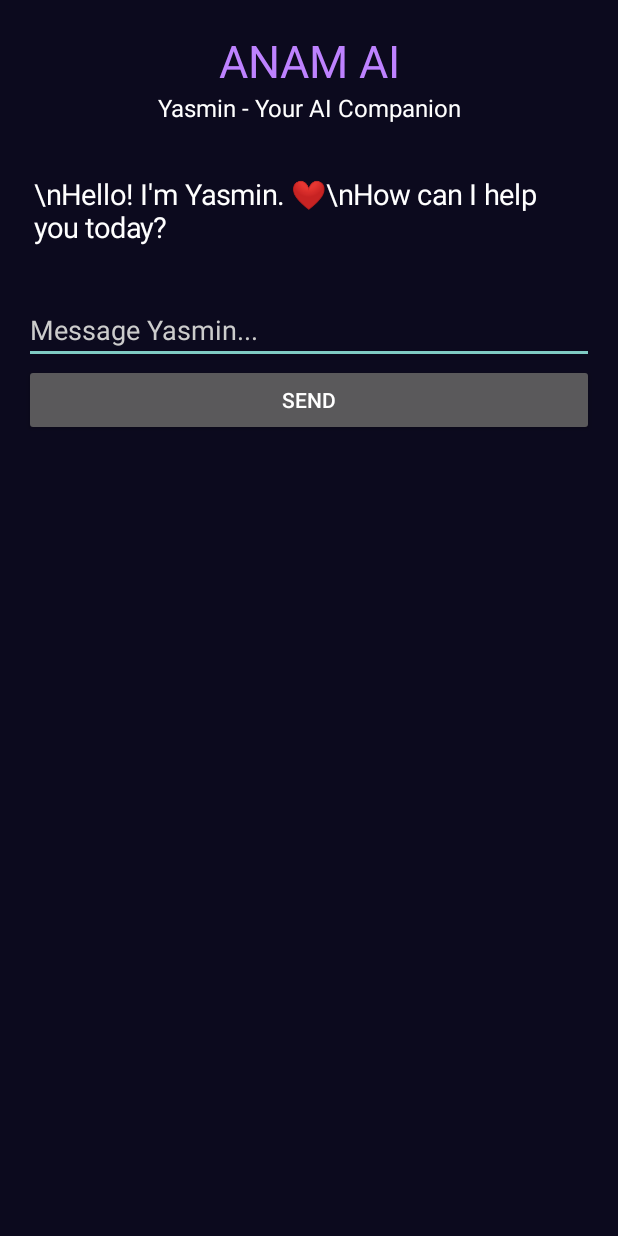
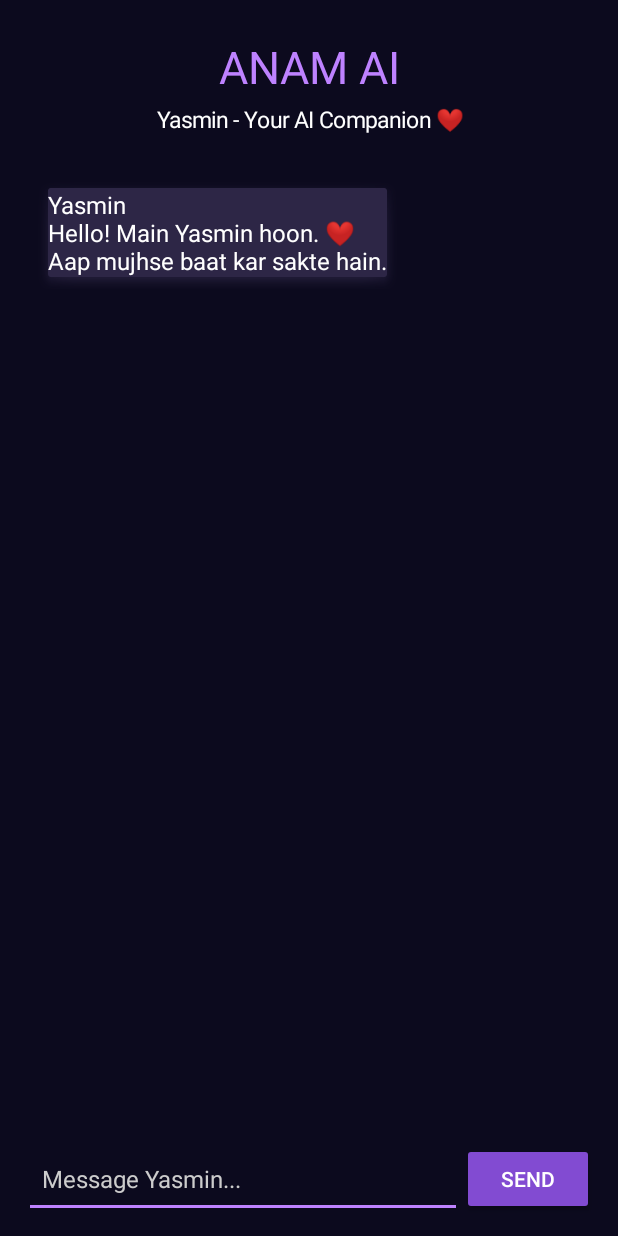
Before and after one commit to malikalirazaaa1432/special-doodle, an Android app: the screen it shows after launch (MainActivity), after a tap on "SEND", on a phone screen of 412 x 824 dp. Run offline under Robolectric (Android 15) with nearby library versions, the phone set to English and light mode, and no system bars.

Commit message:
Improve Yasmin chat interface

```diff
--- a/app/src/main/java/com/anam/ai/MainActivity.java
+++ b/app/src/main/java/com/anam/ai/MainActivity.java
@@ -4,20 +4,36 @@ import android.app.Activity;
 import android.os.Bundle;
 import android.graphics.Color;
 import android.view.Gravity;
+import android.view.inputmethod.EditorInfo;
+import android.view.WindowManager;
 import android.widget.LinearLayout;
 import android.widget.TextView;
 import android.widget.EditText;
 import android.widget.Button;
+import android.widget.ScrollView;
+import android.content.res.ColorStateList;
 
 public class MainActivity extends Activity {
+
+    LinearLayout chatMessages;
+    ScrollView chatScroll;
+    EditText messageInput;
+
+    int dp(int value) {
+        return (int) (value * getResources().getDisplayMetrics().density);
+    }
 
     @Override
     protected void onCreate(Bundle savedInstanceState) {
         super.onCreate(savedInstanceState);
 
+        getWindow().setSoftInputMode(
+            WindowManager.LayoutParams.SOFT_INPUT_ADJUST_RESIZE
+        );
+
         LinearLayout main = new LinearLayout(this);
         main.setOrientation(LinearLayout.VERTICAL);
-        main.setPadding(24, 30, 24, 20);
+        main.setPadding(dp(16), dp(24), dp(16), dp(12));
         main.setBackgroundColor(Color.rgb(12, 10, 30));
 
         TextView title = new TextView(this);
@@ -28,38 +44,134 @@ public class MainActivity extends Activity {
         main.addView(title);
 
         TextView subtitle = new TextView(this);
-        subtitle.setText("Yasmin - Your AI Companion");
-        subtitle.setTextSize(16);
+        subtitle.setText("Yasmin - Your AI Companion ❤️");
+        subtitle.setTextSize(15);
         subtitle.setTextColor(Color.WHITE);
         subtitle.setGravity(Gravity.CENTER);
+        subtitle.setPadding(0, dp(5), 0, dp(15));
         main.addView(subtitle);
 
-        TextView welcome = new TextView(this);
-        welcome.setText("\\nHello! I'm Yasmin. ❤️\\nHow can I help you today?");
-        welcome.setTextSize(19);
-        welcome.setTextColor(Color.WHITE);
-        welcome.setPadding(10, 50, 10, 50);
-        main.addView(welcome);
+        chatScroll = new ScrollView(this);
+        chatScroll.setFillViewport(true);
 
-        EditText message = new EditText(this);
-        message.setHint("Message Yasmin...");
-        message.setHintTextColor(Color.LTGRAY);
-        message.setTextColor(Color.WHITE);
-        main.addView(message);
+        chatMessages = new LinearLayout(this);
+        chatMessages.setOrientation(LinearLayout.VERTICAL);
+        chatMessages.setPadding(dp(4), dp(8), dp(4), dp(8));
+        chatScroll.addView(chatMessages);
+
+        LinearLayout.LayoutParams scrollParams =
+            new LinearLayout.LayoutParams(
+                LinearLayout.LayoutParams.MATCH_PARENT, 0, 1
+            );
+        main.addView(chatScroll, scrollParams);
+
+        addMessage("Yasmin",
+            "Hello! Main Yasmin hoon. ❤️\nAap mujhse baat kar sakte hain.");
+
+        LinearLayout composer = new LinearLayout(this);
+        composer.setOrientation(LinearLayout.HORIZONTAL);
+        composer.setGravity(Gravity.CENTER_VERTICAL);
+        composer.setPadding(0, dp(10), 0, 0);
+
+        messageInput = new EditText(this);
+        messageInput.setHint("Message Yasmin...");
+        messageInput.setHintTextColor(Color.LTGRAY);
+        messageInput.setTextColor(Color.WHITE);
+        messageInput.setTextSize(16);
+        messageInput.setSingleLine(true);
+        messageInput.setImeOptions(EditorInfo.IME_ACTION_SEND);
+        messageInput.setPadding(dp(12), dp(10), dp(12), dp(10));
+        messageInput.setBackgroundTintList(
+            ColorStateList.valueOf(Color.rgb(190, 130, 255))
+        );
+
+        LinearLayout.LayoutParams inputParams =
+            new LinearLayout.LayoutParams(0, dp(52), 1);
+        composer.addView(messageInput, inputParams);
 
         Button send = new Button(this);
         send.setText("Send");
-        main.addView(send);
+        send.setTextColor(Color.WHITE);
+        send.setBackgroundTintList(
+            ColorStateList.valueOf(Color.rgb(130, 75, 210))
+        );
+        composer.addView(send);
 
-        send.setOnClickListener(v -> {
-            String text = message.getText().toString().trim();
-            if (!text.isEmpty()) {
-                welcome.setText("You: " + text
-                    + "\\n\\nYasmin: Gemini AI connection will be added soon. ❤️");
-                message.setText("");
+        main.addView(composer);
+
+        send.setOnClickListener(v -> sendMessage());
+
+        messageInput.setOnEditorActionListener((v, actionId, event) -> {
+            if (actionId == EditorInfo.IME_ACTION_SEND) {
+                sendMessage();
+                return true;
             }
+            return false;
         });
 
         setContentView(main);
     }
+
+    void sendMessage() {
+        String text = messageInput.getText().toString().trim();
+
+        if (text.isEmpty()) {
+            return;
+        }
+
+        addMessage("You", text);
+        messageInput.setText("");
+
+        addMessage("Yasmin",
+            "Maine aapka message dekh liya hai. ❤️\n" +
+            "Gemini AI connection abhi jodna baaki hai.");
+    }
+
+    void addMessage(String sender, String text) {
+        TextView bubble = new TextView(this);
+        bubble.setText(sender + "\n" + text);
+        bubble.setTextSize(16);
+        bubble.setTextColor(Color.WHITE);
+        bubble.setPadding(dp(14), dp(12), dp(14), dp(12));
+        bubble.setBackgroundTintList(
+            ColorStateList.valueOf(
+                sender.equals("You")
+                    ? Color.rgb(75, 55, 120)
+                    : Color.rgb(45, 38, 70)
+            )
+        );
+        bubble.setBackground(
+            getDrawable(android.R.drawable.dialog_holo_light_frame)
+        );
+        bubble.setBackgroundTintList(
+            ColorStateList.valueOf(
+                sender.equals("You")
+                    ? Color.rgb(75, 55, 120)
+                    : Color.rgb(45, 38, 70)
+            )
+        );
+
+        LinearLayout.LayoutParams params =
+            new LinearLayout.LayoutParams(
+                LinearLayout.LayoutParams.WRAP_CONTENT,
+                LinearLayout.LayoutParams.WRAP_CONTENT
+            );
+
+        params.setMargins(
+            dp(4), dp(5), dp(4), dp(8)
+        );
+
+        params.gravity = sender.equals("You")
+            ? Gravity.END : Gravity.START;
+
+        bubble.setMaxWidth(
+            (int) (getResources().getDisplayMetrics().widthPixels * 0.80)
+        );
+
+        chatMessages.addView(bubble, params);
+
+        chatScroll.post(() ->
+            chatScroll.fullScroll(ScrollView.FOCUS_DOWN)
+        );
+    }
 }
```
